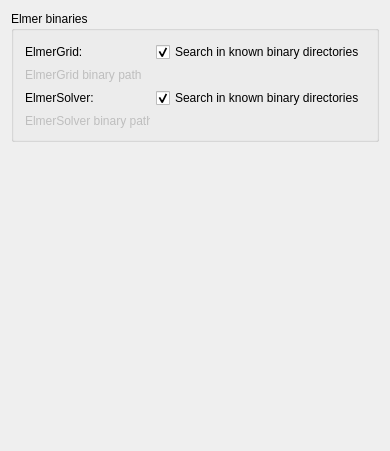
First picture: the form in src/Mod/Fem/Gui/DlgSettingsFemElmer.ui, repository southseact-3d/fcd, before the edit.
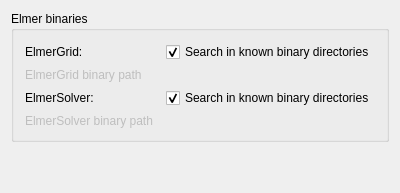
Second picture: the form after the edit. Custom widgets are drawn as their Qt base class.

Commit message:
[FEM] settings dialogs: uniform width
- some minor changes automatically done by Qt Designer

What changed in the file:
```diff
--- a/src/Mod/Fem/Gui/DlgSettingsFemElmer.ui
+++ b/src/Mod/Fem/Gui/DlgSettingsFemElmer.ui
@@ -6,8 +6,8 @@
    <rect>
     <x>0</x>
     <y>0</y>
-    <width>390</width>
-    <height>451</height>
+    <width>400</width>
+    <height>179</height>
    </rect>
   </property>
   <property name="windowTitle">
```
The commit also changes 7 other files.
